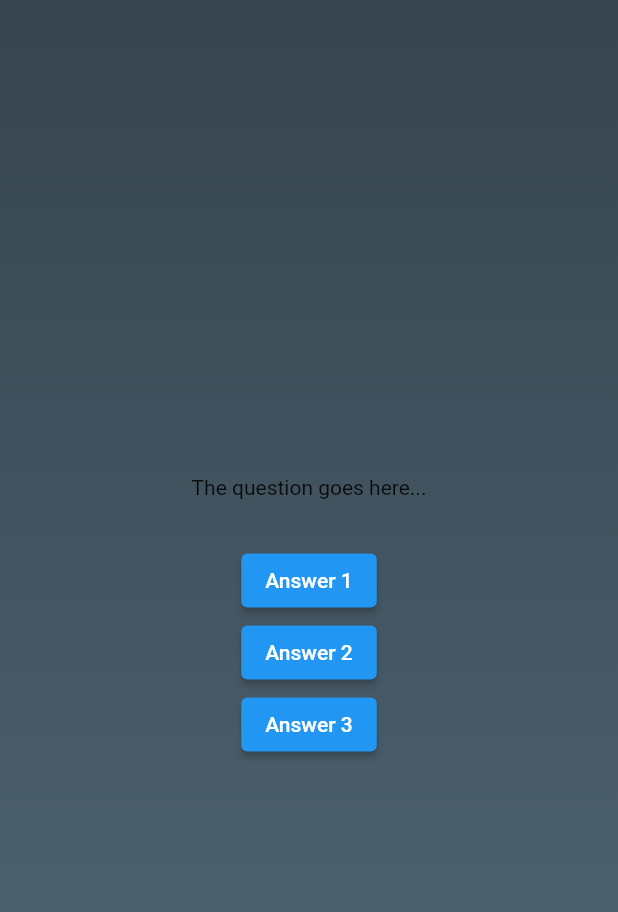
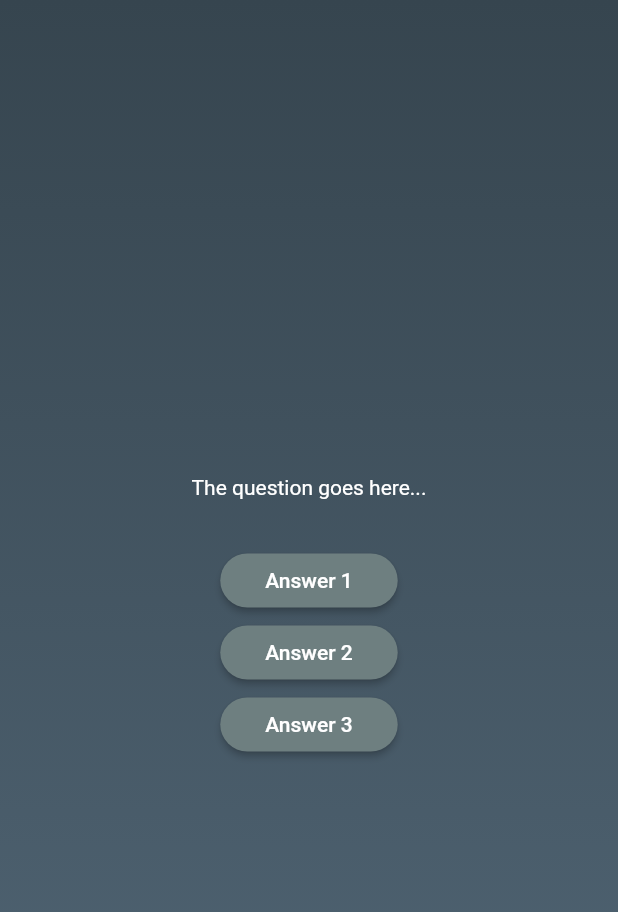
Before and after one commit to Silva3012/flutter_sprint, a Flutter app: the screen it shows after launch, after a tap on "Start Quiz", on a phone screen of 412 x 824 dp. Shown: the top 912 px of the screen. Run offline on Flutter 3.47's test engine with Material 2 defaults, Android fonts, the phone set to English and light mode, and no system bars.

Commit message:
Style the answer buttons

```diff
--- /dev/null
+++ b/lib/answer_button.dart
@@ -0,0 +1,23 @@
+import 'package:flutter/material.dart';
+
+class AnswerButton extends StatelessWidget {
+  const AnswerButton(this.answerText, this.onTap, {super.key});
+
+  final String answerText;
+  final void Function() onTap;
+
+  @override
+  Widget build(context) {
+    return ElevatedButton(
+      onPressed: onTap,
+      style: ElevatedButton.styleFrom(
+        padding: const EdgeInsets.symmetric(horizontal: 30, vertical: 10),
+        backgroundColor: const Color(0xFF6e7f80),
+        shape: RoundedRectangleBorder(
+          borderRadius: BorderRadius.circular(30),
+        ),
+      ),
+      child: Text(answerText),
+    );
+  }
+}
--- a/lib/questions_screen.dart
+++ b/lib/questions_screen.dart
@@ -1,4 +1,5 @@
 import 'package:flutter/material.dart';
+import 'package:flutter_sprint/answer_button.dart';
 
 class QuestionsScreen extends StatefulWidget {
   const QuestionsScreen({super.key});
@@ -16,22 +17,16 @@ class _QuestionsScreenState extends State<QuestionsScreen> {
       child: Column(
         mainAxisAlignment: MainAxisAlignment.center,
         children: [
-          const Text("The question goes here..."),
+          const Text(
+            "The question goes here...",
+            style: TextStyle(color: Colors.white),
+          ),
           const SizedBox(
             height: 30,
           ),
-          ElevatedButton(
-            onPressed: () {},
-            child: const Text("Answer 1"),
-          ),
-          ElevatedButton(
-            onPressed: () {},
-            child: const Text("Answer 2"),
-          ),
-          ElevatedButton(
-            onPressed: () {},
-            child: const Text("Answer 3"),
-          ),
+          AnswerButton("Answer 1", () {}),
+          AnswerButton("Answer 2", () {}),
+          AnswerButton("Answer 3", () {}),
         ],
       ),
     );
```
